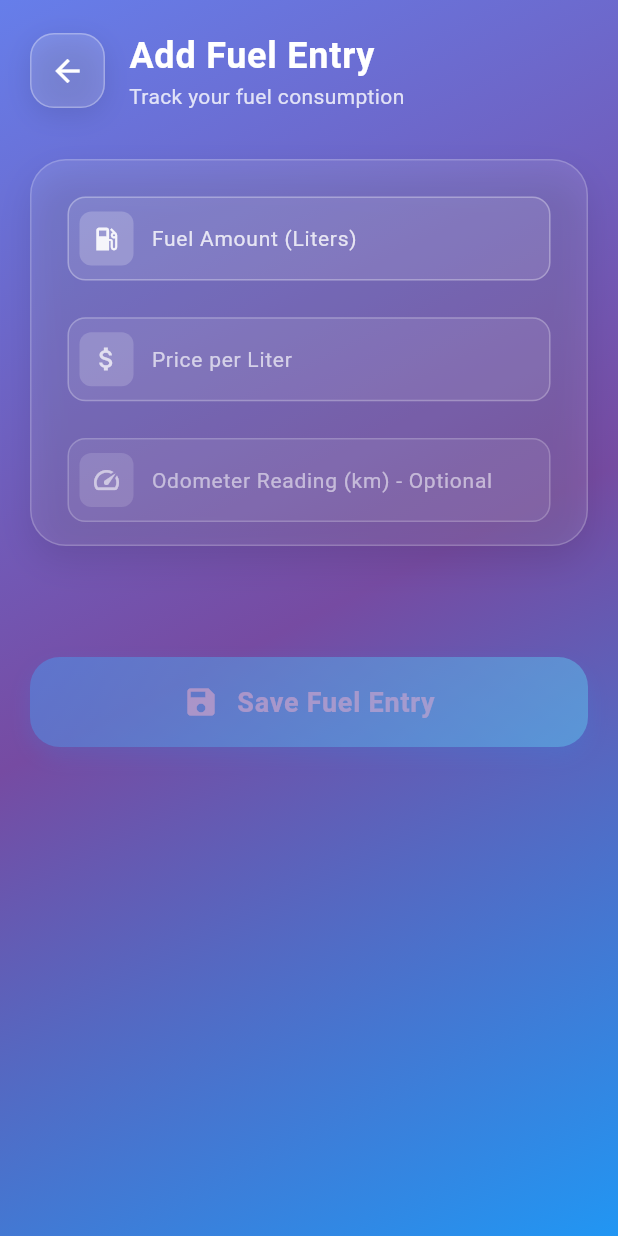
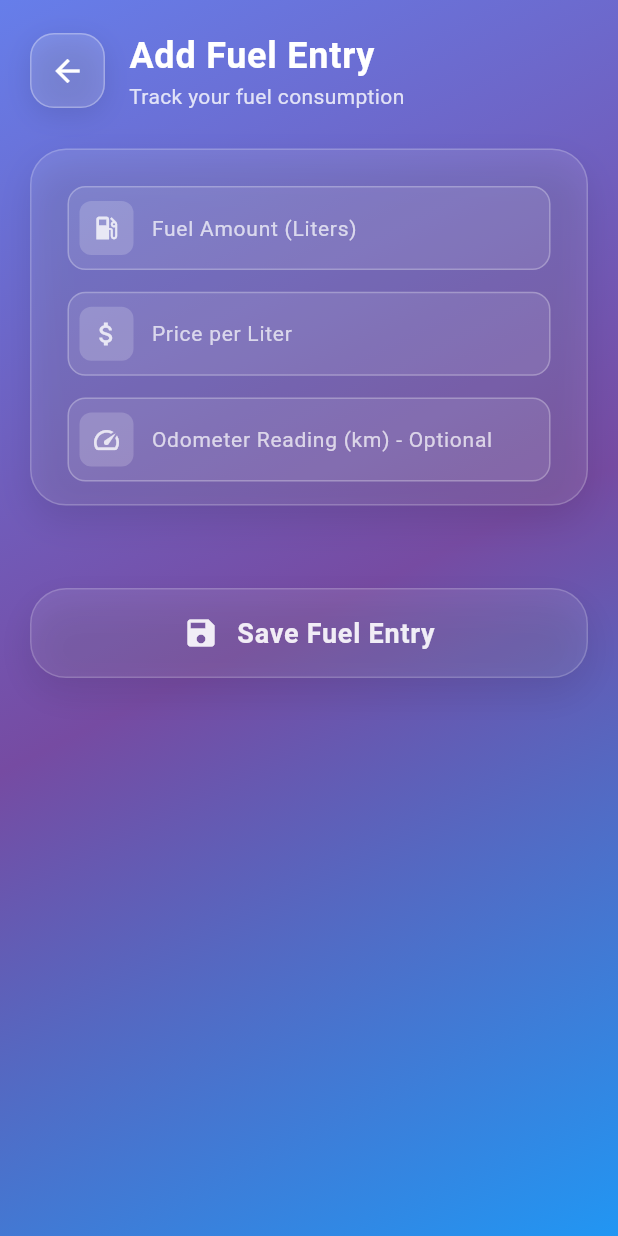
Before and after one commit to blackshadowsoftwareltd/fuel_cost, a Flutter app: the AddFuelScreen screen opened directly, on a phone screen of 412 x 824 dp. Run offline on Flutter 3.47's test engine with Material 3 defaults, Android fonts, the phone set to English and light mode, and no system bars; our stand-ins replace shared_preferences; accounts and stored records are empty.

Commit message:
fix add fuel entry ui

```diff
--- a/lib/screens/add_fuel_screen.dart
+++ b/lib/screens/add_fuel_screen.dart
@@ -132,7 +132,6 @@ class _AddFuelScreenState extends State<AddFuelScreen> with TickerProviderStateM
     }
   }
 
-
   @override
   void dispose() {
     _fadeAnimationController.dispose();
@@ -144,8 +143,6 @@ class _AddFuelScreenState extends State<AddFuelScreen> with TickerProviderStateM
     _odometerController.dispose();
     super.dispose();
   }
-
-
 
   Future<void> _saveFuelEntry() async {
     if (!_formKey.currentState!.validate()) return;
@@ -278,7 +275,7 @@ class _AddFuelScreenState extends State<AddFuelScreen> with TickerProviderStateM
                       ),
                     ),
 
-                    const SizedBox(height: 32),
+                    const SizedBox(height: 25),
 
                     // Form Fields with scale animation
                     ScaleTransition(
@@ -322,7 +319,7 @@ class _AddFuelScreenState extends State<AddFuelScreen> with TickerProviderStateM
                                   },
                                 ),
                               ),
-                              const SizedBox(height: 20),
+                              const SizedBox(height: 10),
                               StaggeredAnimationWrapper(
                                 index: 1,
                                 animation: _staggeredAnimation,
@@ -344,7 +341,7 @@ class _AddFuelScreenState extends State<AddFuelScreen> with TickerProviderStateM
                                   },
                                 ),
                               ),
-                              const SizedBox(height: 20),
+                              const SizedBox(height: 10),
                               StaggeredAnimationWrapper(
                                 index: 2,
                                 animation: _staggeredAnimation,
@@ -379,7 +376,7 @@ class _AddFuelScreenState extends State<AddFuelScreen> with TickerProviderStateM
                       ),
                     ),
 
-                    const SizedBox(height: 24),
+                    const SizedBox(height: 5),
 
                     // Preview Cards with staggered animations
                     if (_litersController.text.isNotEmpty && _priceController.text.isNotEmpty)
@@ -397,7 +394,6 @@ class _AddFuelScreenState extends State<AddFuelScreen> with TickerProviderStateM
                             ),
 
                             if (_calculationDetails != null) ...[
-                              const SizedBox(height: 16),
                               StaggeredAnimationWrapper(
                                 index: 4,
                                 delay: 0.15,
@@ -430,20 +426,18 @@ class _AddFuelScreenState extends State<AddFuelScreen> with TickerProviderStateM
                           width: double.infinity,
                           height: 60,
                           decoration: BoxDecoration(
-                            borderRadius: BorderRadius.circular(20),
-                            gradient: const LinearGradient(
-                              colors: [Color.fromARGB(255, 64, 169, 255), Color.fromARGB(255, 92, 225, 255)],
-                              begin: Alignment.topLeft,
-                              end: Alignment.bottomRight,
-                            ),
+                            color: Colors.white.withValues(alpha: 0.1),
+                            borderRadius: BorderRadius.circular(24),
+                            border: Border.all(color: Colors.white.withValues(alpha: 0.2), width: 1),
                             boxShadow: [
                               BoxShadow(
-                                color: const Color(0xFF2196F3).withValues(alpha: 0.4),
-                                blurRadius: 12,
-                                offset: const Offset(0, 6),
+                                color: Colors.black.withValues(alpha: 0.1),
+                                blurRadius: 20,
+                                offset: const Offset(0, 10),
                               ),
                             ],
                           ),
+
                           child: ElevatedButton(
                             onPressed: _isLoading ? null : _saveFuelEntry,
                             style: ElevatedButton.styleFrom(
--- a/lib/widgets/staggered_animation_wrapper.dart
+++ b/lib/widgets/staggered_animation_wrapper.dart
@@ -19,15 +19,13 @@ class StaggeredAnimationWrapper extends StatelessWidget {
     return AnimatedBuilder(
       animation: animation,
       builder: (context, _) {
-        final animationDelay = index * delay;
-        final delayedValue = (animation.value - animationDelay).clamp(0.0, 1.0);
+        final od = index * delay;
+        final odv = (animation.value - od).clamp(0.0, 1.0);
 
+        final opv = (animation.value - .1).clamp(0.0, 1.0);
         return Transform.translate(
-          offset: Offset(0, 30 * (1 - delayedValue)),
-          child: Opacity(
-            opacity: delayedValue,
-            child: child,
-          ),
+          offset: Offset(0, 30 * (1 - odv)),
+          child: Opacity(opacity: opv, child: child),
         );
       },
     );
```
Also changed, not shown: lib/widgets/fuel_summary_card.dart (+12 -42 lines), lib/widgets/mileage_calculation_card.dart (+11 -31 lines).
